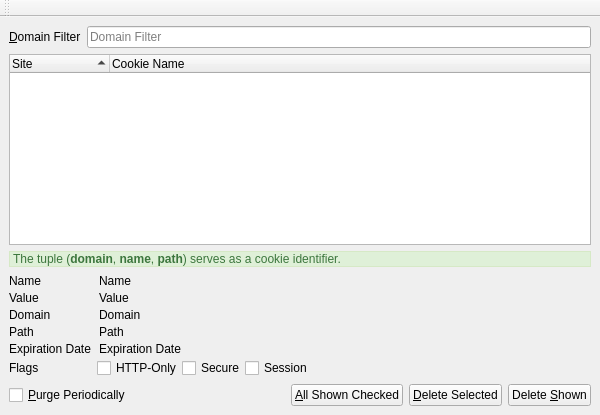
textbrowser/dooble, file 2.x/UI/dooble_cookies_window.ui: the form before one commit.
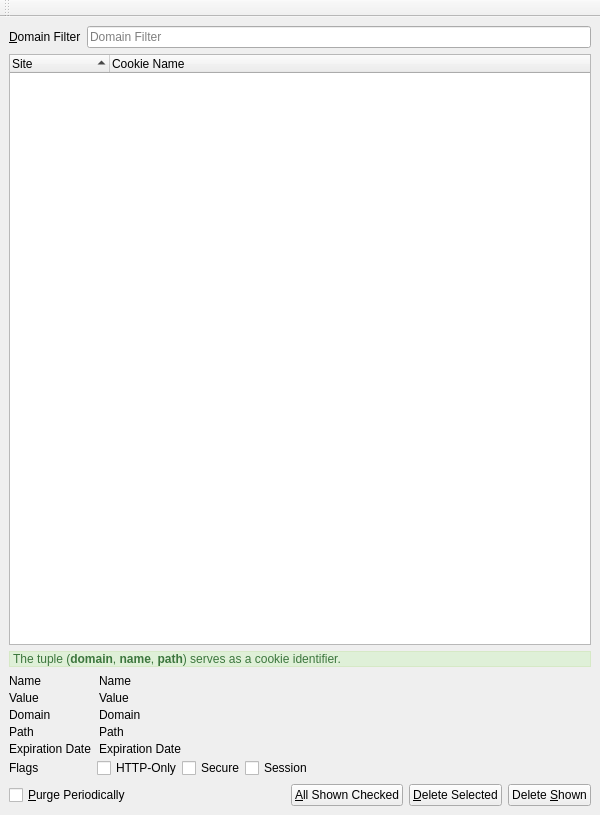
The form after the commit. Icons and pictures are not drawn. Custom widgets are drawn as their Qt base class.

The edit to the form file:
```diff
--- a/2.x/UI/dooble_cookies_window.ui
+++ b/2.x/UI/dooble_cookies_window.ui
@@ -7,7 +7,7 @@
     <x>0</x>
     <y>0</y>
     <width>600</width>
-    <height>415</height>
+    <height>815</height>
    </rect>
   </property>
   <property name="windowTitle">
```
